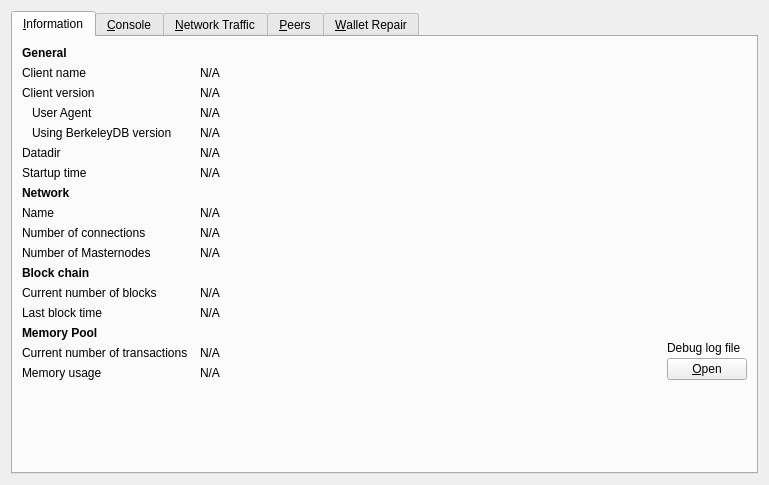
Above: src/qt/forms/debugwindow.ui from genix-project/genix before the change. Below: the same form after it.
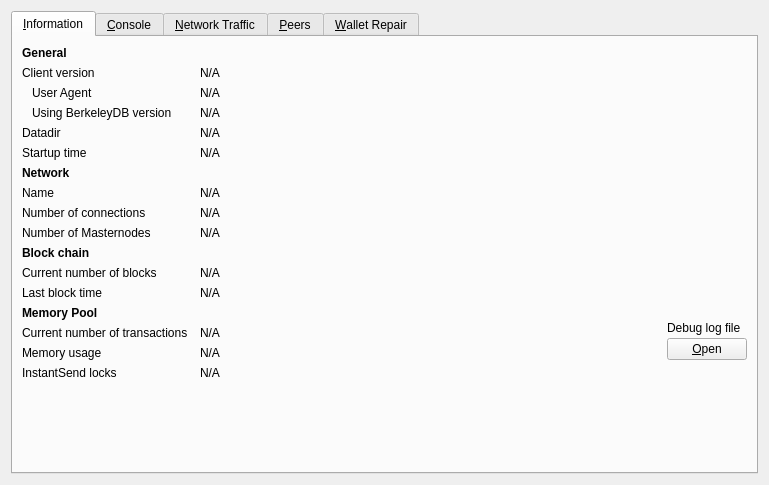
That is the form after the change. Icons and pictures are not drawn. Custom widgets are drawn as their Qt base class.

```diff
--- a/src/qt/forms/debugwindow.ui
+++ b/src/qt/forms/debugwindow.ui
@@ -41,36 +41,13 @@
         </widget>
        </item>
        <item row="1" column="0">
-        <widget class="QLabel" name="label_5">
-         <property name="text">
-          <string>Client name</string>
-         </property>
-        </widget>
-       </item>
-       <item row="1" column="1" colspan="2">
-        <widget class="QLabel" name="clientName">
-         <property name="cursor">
-          <cursorShape>IBeamCursor</cursorShape>
-         </property>
-         <property name="text">
-          <string>N/A</string>
-         </property>
-         <property name="textFormat">
-          <enum>Qt::PlainText</enum>
-         </property>
-         <property name="textInteractionFlags">
-          <set>Qt::LinksAccessibleByMouse|Qt::TextSelectableByKeyboard|Qt::TextSelectableByMouse</set>
-         </property>
-        </widget>
-       </item>
-       <item row="2" column="0">
         <widget class="QLabel" name="label_6">
          <property name="text">
           <string>Client version</string>
          </property>
         </widget>
        </item>
-       <item row="2" column="1" colspan="2">
+       <item row="1" column="1" colspan="2">
         <widget class="QLabel" name="clientVersion">
          <property name="cursor">
           <cursorShape>IBeamCursor</cursorShape>
@@ -86,7 +63,7 @@
          </property>
         </widget>
        </item>
-       <item row="3" column="0">
+       <item row="2" column="0">
         <widget class="QLabel" name="labelClientUserAgent">
          <property name="text">
           <string>User Agent</string>
@@ -96,7 +73,7 @@
          </property>
         </widget>
        </item>
-       <item row="3" column="1" colspan="2">
+       <item row="2" column="1" colspan="2">
         <widget class="QLabel" name="clientUserAgent">
          <property name="cursor">
           <cursorShape>IBeamCursor</cursorShape>
@@ -112,7 +89,7 @@
          </property>
         </widget>
        </item>
-       <item row="4" column="0">
+       <item row="3" column="0">
         <widget class="QLabel" name="label_berkeleyDBVersion">
          <property name="text">
           <string>Using BerkeleyDB version</string>
@@ -122,7 +99,7 @@
          </property>
         </widget>
        </item>
-       <item row="4" column="1" colspan="2">
+       <item row="3" column="1" colspan="2">
         <widget class="QLabel" name="berkeleyDBVersion">
          <property name="cursor">
           <cursorShape>IBeamCursor</cursorShape>
@@ -138,14 +115,14 @@
          </property>
         </widget>
        </item>
-       <item row="5" column="0">
+       <item row="4" column="0">
         <widget class="QLabel" name="label_12">
          <property name="text">
           <string>Datadir</string>
          </property>
         </widget>
        </item>
-       <item row="5" column="1" colspan="2">
+       <item row="4" column="1" colspan="2">
         <widget class="QLabel" name="dataDir">
          <property name="cursor">
           <cursorShape>IBeamCursor</cursorShape>
@@ -164,14 +141,14 @@
          </property>
         </widget>
        </item>
-       <item row="6" column="0">
+       <item row="5" column="0">
         <widget class="QLabel" name="label_13">
          <property name="text">
           <string>Startup time</string>
          </property>
         </widget>
        </item>
-       <item row="6" column="1" colspan="2">
+       <item row="5" column="1" colspan="2">
         <widget class="QLabel" name="startupTime">
          <property name="cursor">
           <cursorShape>IBeamCursor</cursorShape>
@@ -187,7 +164,7 @@
          </property>
         </widget>
        </item>
-       <item row="7" column="0">
+       <item row="6" column="0">
            <widget class="QLabel" name="labelNetwork">
                <property name="font">
                    <font>
@@ -200,14 +177,14 @@
                </property>
            </widget>
        </item>
-       <item row="8" column="0">
+       <item row="7" column="0">
         <widget class="QLabel" name="label_8">
          <property name="text">
           <string>Name</string>
          </property>
         </widget>
        </item>
-       <item row="8" column="1" colspan="2">
+       <item row="7" column="1" colspan="2">
         <widget class="QLabel" name="networkName">
          <property name="cursor">
           <cursorShape>IBeamCursor</cursorShape>
@@ -223,14 +200,14 @@
          </property>
         </widget>
        </item>
-       <item row="9" column="0">
+       <item row="8" column="0">
         <widget class="QLabel" name="label_7">
          <property name="text">
           <string>Number of connections</string>
          </property>
         </widget>
        </item>
-       <item row="9" column="1" colspan="2">
+       <item row="8" column="1" colspan="2">
         <widget class="QLabel" name="numberOfConnections">
          <property name="cursor">
           <cursorShape>IBeamCursor</cursorShape>
@@ -246,21 +223,27 @@
          </property>
         </widget>
        </item>
-       <item row="10" column="0">
+       <item row="9" column="0">
         <widget class="QLabel" name="masternodeCountLabel">
          <property name="text">
           <string>Number of Masternodes</string>
          </property>
         </widget>
        </item>
-       <item row="10" column="1">
+       <item row="9" column="1">
         <widget class="QLabel" name="masternodeCount">
          <property name="text">
           <string>N/A</string>
          </property>
+         <property name="textFormat">
+          <enum>Qt::PlainText</enum>
+         </property>
+         <property name="textInteractionFlags">
+          <set>Qt::LinksAccessibleByMouse|Qt::TextSelectableByKeyboard|Qt::TextSelectableByMouse</set>
+         </property>
         </widget>
        </item>
-       <item row="11" column="0">
+       <item row="10" column="0">
         <widget class="QLabel" name="label_10">
          <property name="font">
           <font>
@@ -273,14 +256,14 @@
          </property>
         </widget>
        </item>
-       <item row="12" column="0">
+       <item row="11" column="0">
         <widget class="QLabel" name="label_3">
          <property name="text">
           <string>Current number of blocks</string>
          </property>
         </widget>
        </item>
-       <item row="12" column="1" colspan="2">
+       <item row="11" column="1" colspan="2">
         <widget class="QLabel" name="numberOfBlocks">
          <property name="cursor">
           <cursorShape>IBeamCursor</cursorShape>
@@ -296,14 +279,14 @@
          </property>
         </widget>
        </item>
-       <item row="13" column="0">
+       <item row="12" column="0">
         <widget class="QLabel" name="labelLastBlockTime">
          <property name="text">
           <string>Last block time</string>
          </property>
         </widget>
        </item>
-       <item row="13" column="1" colspan="2">
+       <item row="12" column="1" colspan="2">
         <widget class="QLabel" name="lastBlockTime">
          <property name="cursor">
           <cursorShape>IBeamCursor</cursorShape>
@@ -319,7 +302,7 @@
          </property>
         </widget>
        </item>
-       <item row="14" column="0">
+       <item row="13" column="0">
         <widget class="QLabel" name="labelMempoolTitle">
          <property name="font">
           <font>
@@ -332,14 +315,14 @@
          </property>
         </widget>
        </item>
-       <item row="15" column="0">
+       <item row="14" column="0">
         <widget class="QLabel" name="labelNumberOfTransactions">
          <property name="text">
           <string>Current number of transactions</string>
          </property>
         </widget>
        </item>
-       <item row="15" column="1">
+       <item row="14" column="1">
         <widget class="QLabel" name="mempoolNumberTxs">
          <property name="cursor">
           <cursorShape>IBeamCursor</cursorShape>
@@ -355,14 +338,14 @@
          </property>
         </widget>
        </item>
-       <item row="16" column="0">
+       <item row="15" column="0">
         <widget class="QLabel" name="labelMemoryUsage">
          <property name="text">
           <string>Memory usage</string>
          </property>
         </widget>
        </item>
-       <item row="16" column="1">
+       <item row="15" column="1">
         <widget class="QLabel" name="mempoolSize">
          <property name="cursor">
           <cursorShape>IBeamCursor</cursorShape>
@@ -378,7 +361,7 @@
          </property>
         </widget>
        </item>
-       <item row="14" column="2" rowspan="3">
+       <item row="13" column="2" rowspan="3">
         <layout class="QVBoxLayout" name="verticalLayoutDebugButton">
          <property name="spacing">
           <number>3</number>
@@ -418,7 +401,7 @@
          </item>
         </layout>
        </item>
-       <item row="18" column="0">
+       <item row="17" column="0">
         <spacer name="verticalSpacer">
          <property name="orientation">
           <enum>Qt::Vertical</enum>
@@ -431,6 +414,29 @@
          </property>
         </spacer>
        </item>
+       <item row="16" column="0">
+        <widget class="QLabel" name="labelInstantSendLockCount">
+         <property name="text">
+          <string>InstantSend locks</string>
+         </property>
+        </widget>
+       </item>
+       <item row="16" column="1">
+        <widget class="QLabel" name="instantSendLockCount">
+         <property name="cursor">
+          <cursorShape>IBeamCursor</cursorShape>
+         </property>
+         <property name="text">
+          <string>N/A</string>
+         </property>
+         <property name="textFormat">
+          <enum>Qt::PlainText</enum>
+         </property>
+         <property name="textInteractionFlags">
+          <set>Qt::LinksAccessibleByMouse|Qt::TextSelectableByKeyboard|Qt::TextSelectableByMouse</set>
+         </property>
+        </widget>
+       </item>
       </layout>
      </widget>
      <widget class="QWidget" name="tab_console">
```
Left out of the diff: 21 changed lines with no effect on the pictures.
